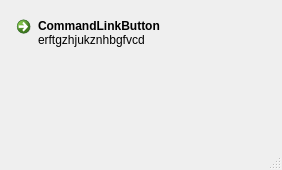
Qt form OTModules/OTGeneric/wpromptselector.ui (pietr26/OMSI-Tools) before a commit.
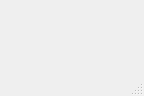
The same form after that commit.

```diff
--- a/OTModules/OTGeneric/wpromptselector.ui
+++ b/OTModules/OTGeneric/wpromptselector.ui
@@ -6,8 +6,8 @@
    <rect>
     <x>0</x>
     <y>0</y>
-    <width>282</width>
-    <height>170</height>
+    <width>144</width>
+    <height>96</height>
    </rect>
   </property>
   <property name="windowTitle">
@@ -16,30 +16,7 @@
   <widget class="QWidget" name="centralwidget">
    <layout class="QVBoxLayout" name="verticalLayout">
     <item>
-     <layout class="QVBoxLayout" name="vlaMain">
-      <item>
-       <widget class="QCommandLinkButton" name="commandLinkButton">
-        <property name="sizePolicy">
-         <sizepolicy hsizetype="Minimum" vsizetype="Minimum">
-          <horstretch>0</horstretch>
-          <verstretch>0</verstretch>
-         </sizepolicy>
-        </property>
-        <property name="text">
-         <string>CommandLinkButton</string>
-        </property>
-        <property name="checkable">
-         <bool>false</bool>
-        </property>
-        <property name="checked">
-         <bool>false</bool>
-        </property>
-        <property name="description">
-         <string>erftgzhjukznhbgfvcd</string>
-        </property>
-       </widget>
-      </item>
-     </layout>
+     <layout class="QVBoxLayout" name="vlaMain"/>
     </item>
    </layout>
   </widget>
```
Left out of the diff: 2 changed lines with no effect on the pictures.
